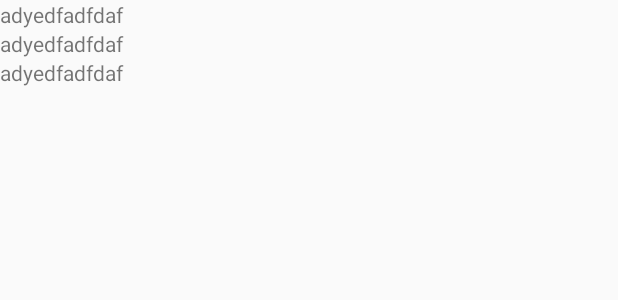
After one commit to githubnotunix/restClient, an Android app: the layout activity_user.xml on its own in the app's theme, with its tools: preview values and no code run, on a phone screen of 412 x 824 dp. The commit adds this screen. Shown: the top 300 px of the screen. Run offline under Robolectric (Android 15) with nearby library versions, the phone set to English and light mode, and no system bars.

Commit message:
step two without comments

```diff
--- a/app/build.gradle
+++ b/app/build.gradle
@@ -23,6 +23,7 @@ dependencies {
     implementation fileTree(dir: 'libs', include: ['*.jar'])
     implementation 'androidx.appcompat:appcompat:1.0.2'
     implementation 'androidx.constraintlayout:constraintlayout:1.1.3'
+    implementation 'com.google.android.material:material:1.0.0'
     testImplementation 'junit:junit:4.12'
     androidTestImplementation 'androidx.test.ext:junit:1.1.0'
     androidTestImplementation 'androidx.test.espresso:espresso-core:3.1.1'
--- a/app/src/main/java/com/example/restclient/JsonPlaceHolderApi.java
+++ b/app/src/main/java/com/example/restclient/JsonPlaceHolderApi.java
@@ -4,9 +4,12 @@ import java.util.List;
 
 import retrofit2.Call;
 import retrofit2.http.GET;
+import retrofit2.http.Path;
 
 public interface JsonPlaceHolderApi {
     @GET("posts")
     Call<List<Post>> getPosts();
 
+    @GET("users/{userId}")
+    Call<User> getUser(@Path("userId") int userId);
 }
--- /dev/null
+++ b/app/src/main/res/layout/activity_user.xml
@@ -0,0 +1,33 @@
+<?xml version="1.0" encoding="utf-8"?>
+<RelativeLayout xmlns:android="http://schemas.android.com/apk/res/android"
+    xmlns:app="http://schemas.android.com/apk/res-auto"
+    xmlns:tools="http://schemas.android.com/tools"
+    android:layout_width="match_parent"
+    android:layout_height="match_parent"
+    tools:context=".UserActivity">
+
+    <TextView
+        android:id="@+id/user_name"
+        android:layout_width="match_parent"
+        android:layout_height="wrap_content"
+        android:text="adyedfadfdaf" />
+    <TextView
+        android:id="@+id/user_title"
+        android:layout_width="match_parent"
+        android:layout_height="wrap_content"
+        android:text="adyedfadfdaf"
+        android:layout_below="@+id/user_name"/>
+    <TextView
+        android:id="@+id/user_body"
+        android:layout_width="match_parent"
+        android:layout_height="wrap_content"
+        android:text="adyedfadfdaf"
+        android:layout_below="@+id/user_title"/>
+
+    <!--<androidx.appcompat.widget.Toolbar
+        android:id="@+id/toolbar"
+        android:layout_width="match_parent"
+        android:layout_height="?attr/actionBarSize"
+        android:background="?attr/colorPrimary"
+        app:popupTheme="@style/AppTheme.PopupOverlay" />-->
+</RelativeLayout>
--- /dev/null
+++ b/app/src/main/res/values/dimens.xml
@@ -0,0 +1,3 @@
+<resources>
+    <dimen name="fab_margin">16dp</dimen>
+</resources>
--- a/app/src/main/res/values/strings.xml
+++ b/app/src/main/res/values/strings.xml
@@ -1,3 +1,4 @@
 <resources>
     <string name="app_name">restclient</string>
+    <string name="title_activity_user">UserActivity</string>
 </resources>
--- a/app/src/main/res/values/styles.xml
+++ b/app/src/main/res/values/styles.xml
@@ -8,4 +8,13 @@
         <item name="colorAccent">@color/colorAccent</item>
     </style>
 
+    <style name="AppTheme.NoActionBar">
+        <item name="windowActionBar">false</item>
+        <item name="windowNoTitle">true</item>
+    </style>
+
+    <style name="AppTheme.AppBarOverlay" parent="ThemeOverlay.AppCompat.Dark.ActionBar" />
+
+    <style name="AppTheme.PopupOverlay" parent="ThemeOverlay.AppCompat.Light" />
+
 </resources>
```
Also changed, not shown: app/src/main/AndroidManifest.xml (+7 -1 lines), app/src/main/java/com/example/restclient/Address.java (added, +43 -0 lines), app/src/main/java/com/example/restclient/Company.java (added, +34 -0 lines), app/src/main/java/com/example/restclient/Geo.java (added, +23 -0 lines), app/src/main/java/com/example/restclient/PostAdapter.java (+13 -0 lines), app/src/main/java/com/example/restclient/User.java (added, +86 -0 lines), app/src/main/java/com/example/restclient/UserActivity.java (added, +90 -0 lines), app/src/main/res/layout/content_user.xml (added, +11 -0 lines), app/src/main/res/layout/user_list_item.xml (added, +37 -0 lines).
